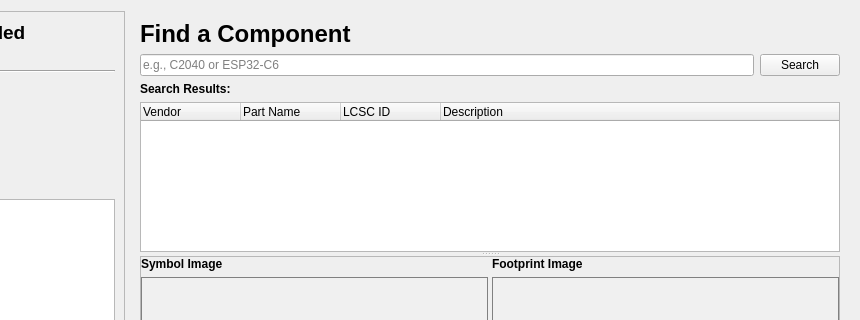
Before: the Qt Designer form ui/page_search.ui in z3ugma/webparts-librepcb, drawn with Qt 5; both pictures show x 136 to 996 and y 0 to 320 of the 996 by 813 pixel window.
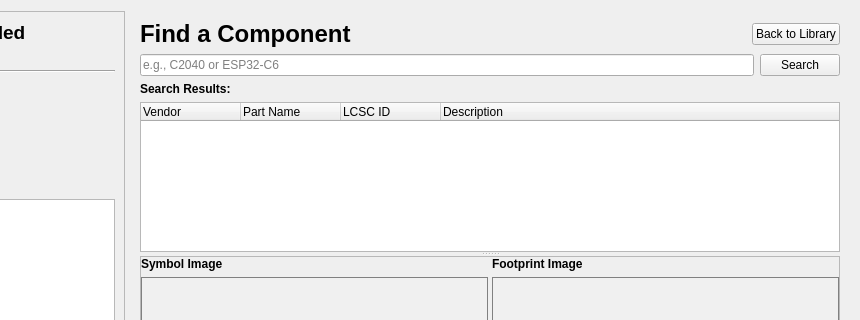
After: the same form once the commit is applied.

Commit message: WIP - library and search pages let you toggle between them

```diff
--- a/ui/page_search.ui
+++ b/ui/page_search.ui
@@ -206,11 +206,35 @@
       <number>9</number>
      </property>
      <item>
+      <layout class="QHBoxLayout" name="headerLayout">
+       <item>
       <widget class="QLabel" name="label_SearchHeader">
        <property name="text">
         <string>&lt;h1&gt;Find a Component&lt;/h1&gt;</string>
        </property>
       </widget>
+       </item>
+       <item>
+        <spacer name="horizontalSpacer">
+         <property name="orientation">
+          <enum>Qt::Horizontal</enum>
+         </property>
+         <property name="sizeHint" stdset="0">
+          <size>
+           <width>40</width>
+           <height>20</height>
+          </size>
+         </property>
+        </spacer>
+       </item>
+       <item>
+        <widget class="QPushButton" name="back_to_library_button">
+         <property name="text">
+          <string>Back to Library</string>
+         </property>
+        </widget>
+       </item>
+      </layout>
      </item>
      <item>
       <layout class="QHBoxLayout" name="horizontalLayout_Search">
```
Lines whose indentation alone changed are shown as unchanged. The commit also changes 11 other files.
